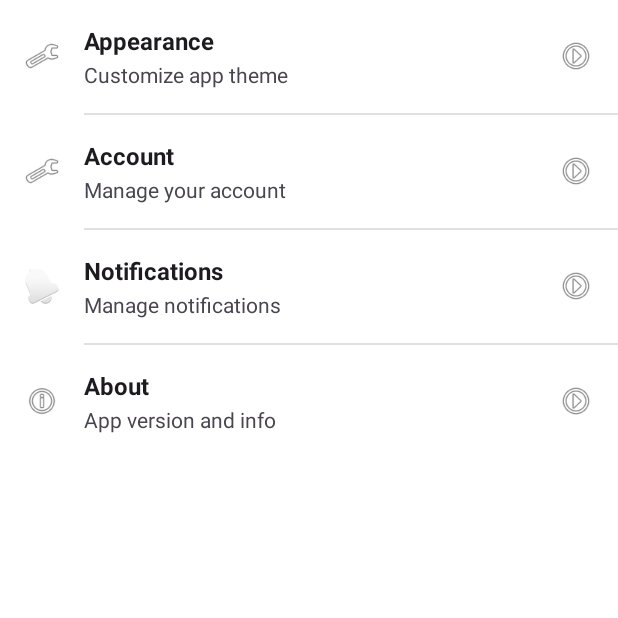
After one commit to El-Vinlos/Langlo, an Android app: the SettingsActivity screen opened directly, with no data from a screen before it, on a phone screen of 412 x 824 dp, the top half of it. The commit adds this screen. Run offline under Robolectric (Android 15) with nearby library versions, the phone set to English and light mode, and no system bars; our stand-ins replace CircleImageView.

Commit message:
feat: Add settings screen and theme selection
Add a new settings screen accessible from the navigation drawer.
This introduces an "Appearance" option, allowing users to switch between light and dark themes.

The selected theme is saved and applied across the application upon restart.

# Conflicts:
#	app/src/main/java/com/elvinlos/langlo/utils/DrawerHandler.java

```diff
--- a/app/src/main/AndroidManifest.xml
+++ b/app/src/main/AndroidManifest.xml
@@ -26,6 +26,8 @@
             android:label="Decks"
             android:exported="false" />
 
+        <activity android:name=".ui.settings.SettingsActivity" />
+        <activity android:name=".ui.settings.AppearanceActivity" />
 
         <activity
             android:name=".ui.cardstudy.CardStudyActivity"
--- a/app/src/main/java/com/elvinlos/langlo/ui/main/MainActivity.java
+++ b/app/src/main/java/com/elvinlos/langlo/ui/main/MainActivity.java
@@ -22,6 +22,7 @@ import com.elvinlos.langlo.R;
 import com.elvinlos.langlo.ui.account.AccountActivity;
 import com.elvinlos.langlo.utils.DrawerHandler;
 import com.elvinlos.langlo.utils.Logger;
+import com.elvinlos.langlo.utils.ThemeHelper;
 import com.google.android.material.appbar.MaterialToolbar;
 import com.google.android.material.navigation.NavigationView;
 import com.google.firebase.auth.FirebaseUser;
@@ -46,6 +47,7 @@ public class MainActivity extends AppCompatActivity {
     @Override
     protected void onCreate(Bundle savedInstanceState) {
         super.onCreate(savedInstanceState);
+        ThemeHelper.applyTheme(this);
         setContentView(R.layout.activity_main);
 
         drawerLayout = findViewById(R.id.drawerLayout);
--- /dev/null
+++ b/app/src/main/java/com/elvinlos/langlo/ui/settings/SettingsActivity.java
@@ -0,0 +1,38 @@
+package com.elvinlos.langlo.ui.settings;
+
+import android.os.Bundle;
+import androidx.appcompat.app.AppCompatActivity;
+
+import com.elvinlos.langlo.R;
+import android.content.Intent;
+import android.view.View;
+import android.widget.LinearLayout;
+
+public class SettingsActivity extends AppCompatActivity {
+
+    @Override
+    protected void onCreate(Bundle savedInstanceState) {
+        super.onCreate(savedInstanceState);
+        setContentView(R.layout.activity_settings);
+
+        if (getSupportActionBar() != null) {
+            getSupportActionBar().setTitle("Settings");
+            getSupportActionBar().setDisplayHomeAsUpEnabled(true);
+        }
+
+        LinearLayout appearanceItem = findViewById(R.id.appearance_item);
+        appearanceItem.setOnClickListener(new View.OnClickListener() {
+            @Override
+            public void onClick(View v) {
+                Intent intent = new Intent(SettingsActivity.this, AppearanceActivity.class);
+                startActivity(intent);
+            }
+        });
+    }
+
+    @Override
+    public boolean onSupportNavigateUp() {
+        finish();
+        return true;
+    }
+}
--- /dev/null
+++ b/app/src/main/res/layout/activity_settings.xml
@@ -0,0 +1,242 @@
+<?xml version="1.0" encoding="utf-8"?>
+<ScrollView xmlns:android="http://schemas.android.com/apk/res/android"
+    android:layout_width="match_parent"
+    android:layout_height="match_parent"
+    android:background="?android:attr/colorBackground">
+
+    <LinearLayout
+        android:layout_width="match_parent"
+        android:layout_height="wrap_content"
+        android:orientation="vertical">
+
+        <LinearLayout
+            android:id="@+id/appearance_item"
+            android:layout_width="match_parent"
+            android:layout_height="wrap_content"
+            android:orientation="horizontal"
+            android:padding="16dp"
+            android:background="?android:attr/selectableItemBackground"
+            android:clickable="true"
+            android:focusable="true">
+
+            <ImageView
+                android:layout_width="24dp"
+                android:layout_height="24dp"
+                android:src="@android:drawable/ic_menu_preferences"
+                android:layout_gravity="center_vertical"
+                android:layout_marginEnd="16dp"
+                android:contentDescription="Appearance icon"/>
+
+            <LinearLayout
+                android:layout_width="0dp"
+                android:layout_height="wrap_content"
+                android:layout_weight="1"
+                android:orientation="vertical">
+
+                <TextView
+                    android:layout_width="wrap_content"
+                    android:layout_height="wrap_content"
+                    android:text="Appearance"
+                    android:textSize="16sp"
+                    android:textStyle="bold"
+                    android:textColor="?android:attr/textColorPrimary"/>
+
+                <TextView
+                    android:layout_width="wrap_content"
+                    android:layout_height="wrap_content"
+                    android:text="Customize app theme"
+                    android:textSize="14sp"
+                    android:layout_marginTop="2dp"
+                    android:textColor="?android:attr/textColorSecondary"/>
+
+            </LinearLayout>
+
+            <ImageView
+                android:layout_width="24dp"
+                android:layout_height="24dp"
+                android:src="@android:drawable/ic_menu_more"
+                android:rotation="270"
+                android:layout_gravity="center_vertical"
+                android:contentDescription="Navigate"/>
+
+        </LinearLayout>
+
+        <View
+            android:layout_width="match_parent"
+            android:layout_height="1dp"
+            android:background="?android:attr/listDivider"
+            android:layout_marginStart="56dp"/>
+
+        <!-- You can add more settings items here -->
+
+        <!-- Account Section (Example) -->
+        <LinearLayout
+            android:layout_width="match_parent"
+            android:layout_height="wrap_content"
+            android:orientation="horizontal"
+            android:padding="16dp"
+            android:background="?android:attr/selectableItemBackground"
+            android:clickable="true"
+            android:focusable="true">
+
+            <ImageView
+                android:layout_width="24dp"
+                android:layout_height="24dp"
+                android:src="@android:drawable/ic_menu_manage"
+                android:layout_gravity="center_vertical"
+                android:layout_marginEnd="16dp"
+                android:contentDescription="Account icon"/>
+
+            <LinearLayout
+                android:layout_width="0dp"
+                android:layout_height="wrap_content"
+                android:layout_weight="1"
+                android:orientation="vertical">
+
+                <TextView
+                    android:layout_width="wrap_content"
+                    android:layout_height="wrap_content"
+                    android:text="Account"
+                    android:textSize="16sp"
+                    android:textStyle="bold"
+                    android:textColor="?android:attr/textColorPrimary"/>
+
+                <TextView
+                    android:layout_width="wrap_content"
+                    android:layout_height="wrap_content"
+                    android:text="Manage your account"
+                    android:textSize="14sp"
+                    android:layout_marginTop="2dp"
+                    android:textColor="?android:attr/textColorSecondary"/>
+
+            </LinearLayout>
+
+            <ImageView
+                android:layout_width="24dp"
+                android:layout_height="24dp"
+                android:src="@android:drawable/ic_menu_more"
+                android:rotation="270"
+                android:layout_gravity="center_vertical"
+                android:contentDescription="Navigate"/>
+
+        </LinearLayout>
+
+        <View
+            android:layout_width="match_parent"
+            android:layout_height="1dp"
+            android:background="?android:attr/listDivider"
+            android:layout_marginStart="56dp"/>
+
+        <!-- Notifications Section (Example) -->
+        <LinearLayout
+            android:layout_width="match_parent"
+            android:layout_height="wrap_content"
+            android:orientation="horizontal"
+            android:padding="16dp"
+            android:background="?android:attr/selectableItemBackground"
+            android:clickable="true"
+            android:focusable="true">
+
+            <ImageView
+                android:layout_width="24dp"
+                android:layout_height="24dp"
+                android:src="@android:drawable/ic_popup_reminder"
+                android:layout_gravity="center_vertical"
+                android:layout_marginEnd="16dp"
+                android:contentDescription="Notifications icon"/>
+
+            <LinearLayout
+                android:layout_width="0dp"
+                android:layout_height="wrap_content"
+                android:layout_weight="1"
+                android:orientation="vertical">
+
+                <TextView
+                    android:layout_width="wrap_content"
+                    android:layout_height="wrap_content"
+                    android:text="Notifications"
+                    android:textSize="16sp"
+                    android:textStyle="bold"
+                    android:textColor="?android:attr/textColorPrimary"/>
+
+                <TextView
+                    android:layout_width="wrap_content"
+                    android:layout_height="wrap_content"
+                    android:text="Manage notifications"
+                    android:textSize="14sp"
+                    android:layout_marginTop="2dp"
+                    android:textColor="?android:attr/textColorSecondary"/>
+
+            </LinearLayout>
+
+            <ImageView
+                android:layout_width="24dp"
+                android:layout_height="24dp"
+                android:src="@android:drawable/ic_menu_more"
+                android:rotation="270"
+                android:layout_gravity="center_vertical"
+                android:contentDescription="Navigate"/>
+
+        </LinearLayout>
+
+        <View
+            android:layout_width="match_parent"
+            android:layout_height="1dp"
+            android:background="?android:attr/listDivider"
+            android:layout_marginStart="56dp"/>
+
+        <!-- About Section (Example) -->
+        <LinearLayout
+            android:layout_width="match_parent"
+            android:layout_height="wrap_content"
+            android:orientation="horizontal"
+            android:padding="16dp"
+            android:background="?android:attr/selectableItemBackground"
+            android:clickable="true"
+            android:focusable="true">
+
+            <ImageView
+                android:layout_width="24dp"
+                android:layout_height="24dp"
+                android:src="@android:drawable/ic_menu_info_details"
+                android:layout_gravity="center_vertical"
+                android:layout_marginEnd="16dp"
+                android:contentDescription="About icon"/>
+
+            <LinearLayout
+                android:layout_width="0dp"
+                android:layout_height="wrap_content"
+                android:layout_weight="1"
+                android:orientation="vertical">
+
+                <TextView
+                    android:layout_width="wrap_content"
+                    android:layout_height="wrap_content"
+                    android:text="About"
+                    android:textSize="16sp"
+                    android:textStyle="bold"
+                    android:textColor="?android:attr/textColorPrimary"/>
+
+                <TextView
+                    android:layout_width="wrap_content"
+                    android:layout_height="wrap_content"
+                    android:text="App version and info"
+                    android:textSize="14sp"
+                    android:layout_marginTop="2dp"
+                    android:textColor="?android:attr/textColorSecondary"/>
+
+            </LinearLayout>
+
+            <ImageView
+                android:layout_width="24dp"
+                android:layout_height="24dp"
+                android:src="@android:drawable/ic_menu_more"
+                android:rotation="270"
+                android:layout_gravity="center_vertical"
+                android:contentDescription="Navigate"/>
+
+        </LinearLayout>
+
+    </LinearLayout>
+
+</ScrollView>
--- a/app/src/main/res/menu/drawer_menu.xml
+++ b/app/src/main/res/menu/drawer_menu.xml
@@ -5,6 +5,6 @@
         <item android:id="@+id/nav_card" android:title="@string/card_menu" android:icon="@drawable/card" />
         <item android:id="@+id/nav_exam" android:title="@string/exam_menu" android:icon="@drawable/exam" />
         <item android:id="@+id/nav_speak" android:title="@string/speak_menu" android:icon="@drawable/headphones" />
-        <item android:id="@+id/nav_setting" android:title="@string/setting_menu" android:icon="@drawable/setting" />
+        <item android:id="@+id/nav_settings" android:title="@string/setting_menu" android:icon="@drawable/setting" />
     </group>
 </menu>
```
Also changed, not shown: app/src/main/java/com/elvinlos/langlo/ui/settings/AppearanceActivity.java (added, +67 -0 lines), app/src/main/java/com/elvinlos/langlo/utils/DrawerHandler.java (+8 -2 lines), app/src/main/java/com/elvinlos/langlo/utils/ThemeHelper.java (added, +20 -0 lines), app/src/main/res/layout/activity_appearance.xml (added, +110 -0 lines), app/src/main/res/values/strings.xml (+7 -0 lines).
